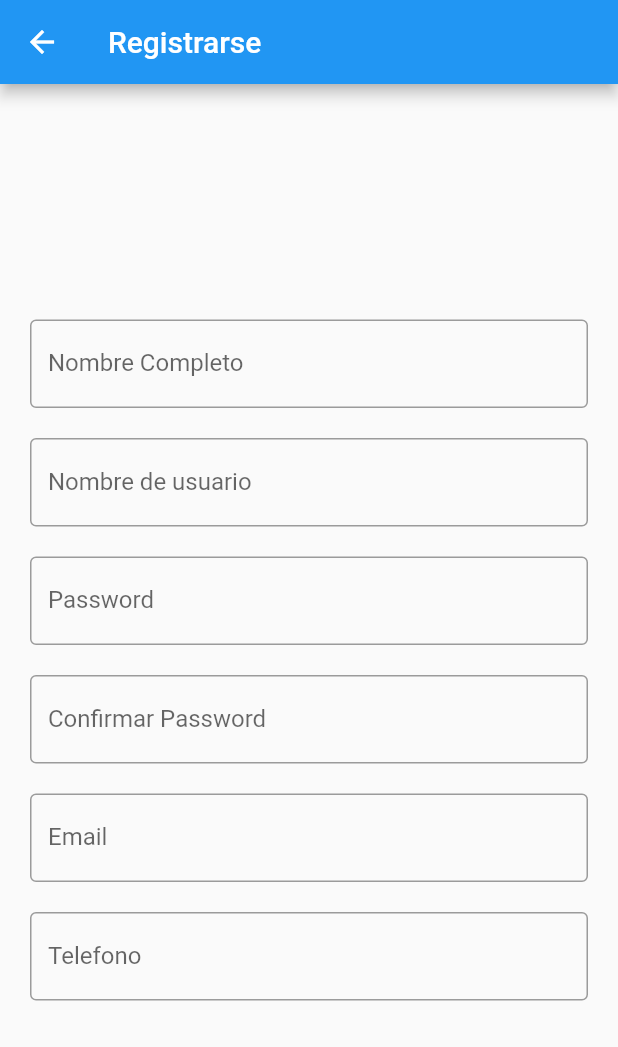
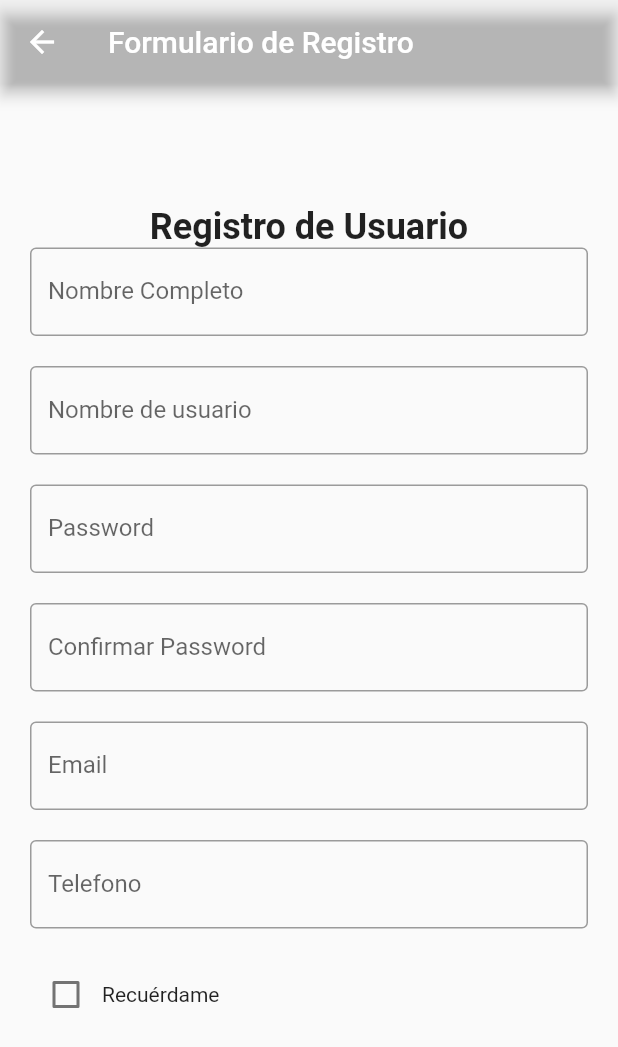
Before and after one commit to Dpaola-G/login-dart, a Flutter app: the RegistrarseScreen screen opened directly, on a phone screen of 412 x 824 dp. Shown: the top 1047 px of the screen. Run offline on Flutter 3.47's test engine with Material 2 defaults, Android fonts, the phone set to English and light mode, and no system bars.

```diff
--- /dev/null
+++ b/lib/Remember.dart
@@ -0,0 +1,27 @@
+import 'package:flutter/material.dart';
+
+class RememberMeCheckbox extends StatefulWidget {
+  @override
+  _RememberMeCheckboxState createState() => _RememberMeCheckboxState();
+}
+
+class _RememberMeCheckboxState extends State<RememberMeCheckbox> {
+  bool _rememberMe = false;
+
+  @override
+  Widget build(BuildContext context) {
+    return Row(
+      children: [
+        Checkbox(
+          value: _rememberMe,
+          onChanged: (value) {
+            setState(() {
+              _rememberMe = value!;
+            });
+          },
+        ),
+        Text('Recuérdame'),
+      ],
+    );
+  }
+}
--- a/lib/registrarse.dart
+++ b/lib/registrarse.dart
@@ -1,68 +1,73 @@
 import 'package:flutter/material.dart';
+import 'package:flutter_application_1/Remember.dart';
 
 class RegistrarseScreen extends StatelessWidget {
   @override
   Widget build(BuildContext context) {
     return Scaffold(
+      extendBodyBehindAppBar: true,
       appBar: AppBar(
-        title: Text('Registrarse'),
+        backgroundColor:
+            Color.fromARGB(0, 89, 18, 18), // Hace que el AppBar sea transparente
+// Elimina la sombra del AppBar
+        title: Text('Formulario de Registro'), // Título del AppBar
       ),
       body: Padding(
         padding: const EdgeInsets.all(20.0),
         child: Column(
           mainAxisAlignment: MainAxisAlignment.center,
                     children: [
+            Text(
+              'Registro de Usuario',
+              style: TextStyle(
+                fontSize: 24,
+                fontWeight: FontWeight.bold,
+              ),
+            ),
             const TextField(
               decoration: InputDecoration(
-                labelText: 'Nombre Completo', // Etiqueta para el campo de usuario
-                border: OutlineInputBorder(), // Borde del campo
+                labelText: 'Nombre Completo',
+                border: OutlineInputBorder(),
               ),
             ),
-
-            const SizedBox(
-              height: 20,),
+            SizedBox(height: 20),
             const TextField(
               decoration: InputDecoration(
-                labelText: 'Nombre de usuario', // Etiqueta para el campo de usuario
-                border: OutlineInputBorder(), // Borde del campo
+                labelText: 'Nombre de usuario',
+                border: OutlineInputBorder(),
               ),
             ),
-
-                        const SizedBox(
-              height: 20,),
+            SizedBox(height: 20),
             const TextField(
               decoration: InputDecoration(
-                labelText: 'Password', // Etiqueta para el campo de usuario
-                border: OutlineInputBorder(), // Borde del campo
+                labelText: 'Password',
+                border: OutlineInputBorder(),
               ),
             ),
-              const SizedBox(
-              height: 20,),
+            SizedBox(height: 20),
             const TextField(
               decoration: InputDecoration(
-                labelText: 'Confirmar Password', // Etiqueta para el campo de usuario
-                border: OutlineInputBorder(), // Borde del campo
+                labelText: 'Confirmar Password',
+                border: OutlineInputBorder(),
               ),
             ),
-              const SizedBox(
-              height: 20,),
+            SizedBox(height: 20),
             const TextField(
               decoration: InputDecoration(
-                labelText: 'Email', // Etiqueta para el campo de usuario
-                border: OutlineInputBorder(), // Borde del campo
+                labelText: 'Email',
+                border: OutlineInputBorder(),
               ),
             ),
-                        const SizedBox(
-              height: 20,),
+            SizedBox(height: 20),
             const TextField(
               decoration: InputDecoration(
-                labelText: 'Telefono', // Etiqueta para el campo de usuario
-                border: OutlineInputBorder(), // Borde del campo
+                labelText: 'Telefono',
+                border: OutlineInputBorder(),
               ),
             ),
+            SizedBox(height: 20),
+            RememberMeCheckbox(),
           ],
-
-
         ),
       ),
     );
```
Lines whose indentation alone changed are shown as unchanged.
